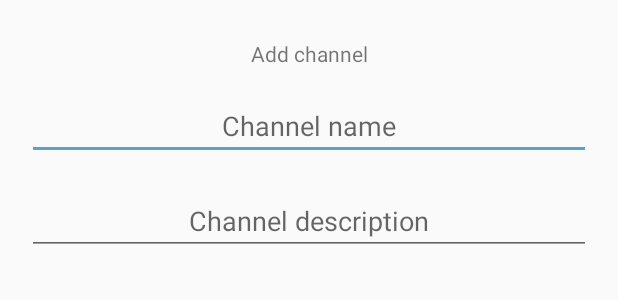
After one commit to RonnieDipple/Smack, an Android app: the layout add_channel_dialog.xml on its own in the app's theme, with its tools: preview values and no code run, on a phone screen of 412 x 824 dp. The commit adds this screen. Shown: the top 300 px of the screen. Run offline under Robolectric (Android 15) with nearby library versions, the phone set to English and light mode, and no system bars.

Commit message:
lesson 17

```diff
--- /dev/null
+++ b/app/src/main/res/layout/add_channel_dialog.xml
@@ -0,0 +1,40 @@
+<?xml version="1.0" encoding="utf-8"?>
+<LinearLayout xmlns:android="http://schemas.android.com/apk/res/android"
+    android:orientation="vertical" android:layout_width="match_parent"
+    android:layout_height="match_parent">
+
+    <TextView
+        android:id="@+id/textView3"
+        android:layout_width="match_parent"
+        android:layout_height="wrap_content"
+        android:layout_marginBottom="16dp"
+        android:layout_marginTop="26dp"
+        android:text="Add channel"
+        android:textAlignment="center" />
+
+    <EditText
+        android:id="@+id/addChannelNameTxt"
+        android:layout_width="match_parent"
+        android:layout_height="wrap_content"
+        android:layout_marginBottom="18dp"
+        android:layout_marginLeft="18dp"
+        android:layout_marginRight="18dp"
+        android:ems="10"
+        android:hint="Channel name"
+        android:inputType="textPersonName"
+        android:textAlignment="center"
+        android:textColor="@android:color/darker_gray" />
+
+    <EditText
+        android:id="@+id/addChannelDescTxt"
+        android:layout_width="match_parent"
+        android:layout_height="wrap_content"
+        android:layout_marginBottom="18dp"
+        android:layout_marginLeft="18dp"
+        android:layout_marginRight="18dp"
+        android:ems="10"
+        android:hint="Channel description"
+        android:inputType="textPersonName"
+        android:textAlignment="center"
+        android:textColor="@android:color/darker_gray" />
+</LinearLayout>
--- a/build.gradle
+++ b/build.gradle
@@ -1,7 +1,7 @@
 // Top-level build file where you can add configuration options common to all sub-projects/modules.
 
 buildscript {
-    ext.kotlin_version = '1.1.60'
+    ext.kotlin_version = '1.1.61'
     repositories {
         google()
         jcenter()
```
Also changed, not shown: app/src/main/java/com/yolasite/hardtapgames/smack/Controller/MainActivity.kt (+41 -0 lines), 9 other files.
